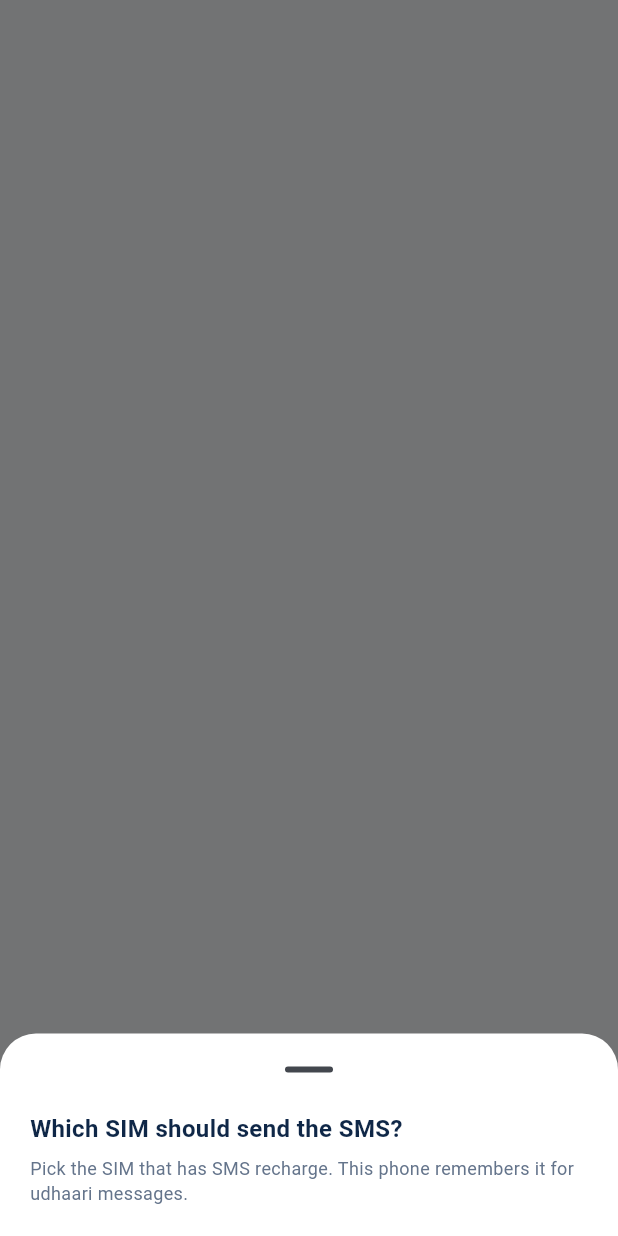
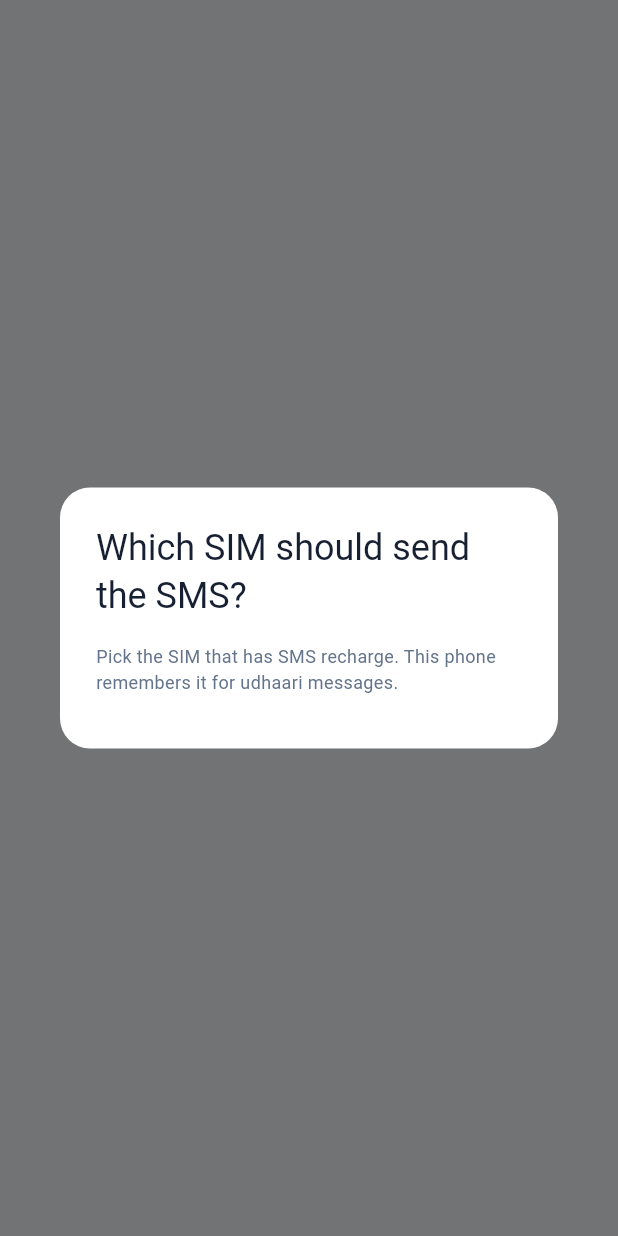
Before and after one commit to Shubh1619/MiDukandar, a Flutter app: what showSimPicker() shows on an empty page, opened directly with empty values, on a phone screen of 412 x 824 dp. Run offline on Flutter 3.47's test engine with Material 3 defaults, Android fonts, the phone set to English and light mode, and no system bars; our stand-ins replace flutter_contacts, flutter_secure_storage, google_mobile_ads, permission_handler, shared_preferences; accounts and stored records are empty; network calls fail.

Commit message:
Add Settings SMS SIM picker and remove startup SIM prompt

```diff
--- a/app/lib/l10n/app_en.arb
+++ b/app/lib/l10n/app_en.arb
@@ -821,6 +821,11 @@
   "smsDeviceNote": "Opens your phone's SMS app with the message ready. You tap Send, and it goes from your SIM. Entries made on another device or on the web are not texted.",
   "smsChooseSimTitle": "Which SIM should send the SMS?",
   "smsChooseSimBody": "Pick the SIM that has SMS recharge. This phone remembers it for udhaari messages.",
+  "smsSimSettingTitle": "SMS SIM",
+  "smsSimSettingSubtitle": "Choose which SIM sends Udhaari messages from this phone.",
+  "smsSimSaved": "SMS SIM updated",
+  "smsSimUnavailable": "No active SIM found on this phone",
+  "smsSimPermissionDenied": "Allow SMS and phone permissions to choose a SIM",
   "smsSimSlot": "SIM {slot}",
   "@smsSimSlot": {
     "placeholders": {
--- a/app/lib/l10n/app_hi.arb
+++ b/app/lib/l10n/app_hi.arb
@@ -801,6 +801,11 @@
   "smsDeviceNote": "आपके फ़ोन के SMS ऐप में संदेश तैयार होकर खुलता है। आप Send दबाते हैं और संदेश आपके SIM से जाता है। दूसरे डिवाइस या वेब पर बनी एंट्री का SMS नहीं जाता।",
   "smsChooseSimTitle": "एसएमएस किस सिम से भेजें?",
   "smsChooseSimBody": "वह सिम चुनें जिसमें एसएमएस रिचार्ज है। यह फ़ोन उधारी संदेशों के लिए इसे याद रखेगा।",
+  "smsSimSettingTitle": "SMS सिम",
+  "smsSimSettingSubtitle": "इस फ़ोन से उधारी संदेश भेजने के लिए सिम चुनें।",
+  "smsSimSaved": "SMS सिम अपडेट हो गया",
+  "smsSimUnavailable": "इस फ़ोन में कोई सक्रिय सिम नहीं मिला",
+  "smsSimPermissionDenied": "सिम चुनने के लिए SMS और फ़ोन अनुमतियाँ दें",
   "smsSimSlot": "सिम {slot}",
   "smsRecentTitle": "हाल के संदेश",
   "smsEmpty": "अभी तक कोई एसएमएस नहीं भेजा गया",
--- a/app/lib/l10n/app_mr.arb
+++ b/app/lib/l10n/app_mr.arb
@@ -801,6 +801,11 @@
   "smsDeviceNote": "तुमच्या फोनच्या SMS ॲपमध्ये संदेश तयार होऊन उघडतो. तुम्ही Send दाबता आणि संदेश तुमच्या SIM वरून जातो. दुसऱ्या डिव्हाइसवर किंवा वेबवर तयार झालेल्या नोंदीचा SMS जात नाही.",
   "smsChooseSimTitle": "एसएमएस कोणत्या सिमवरून पाठवायचा?",
   "smsChooseSimBody": "ज्या सिममध्ये एसएमएस रिचार्ज आहे ती निवडा. हा फोन उधारी संदेशांसाठी ती लक्षात ठेवेल.",
+  "smsSimSettingTitle": "SMS सिम",
+  "smsSimSettingSubtitle": "या फोनवरून उधारी संदेश पाठवण्यासाठी सिम निवडा.",
+  "smsSimSaved": "SMS सिम अपडेट केले",
+  "smsSimUnavailable": "या फोनमध्ये कोणतीही सक्रिय सिम आढळली नाही",
+  "smsSimPermissionDenied": "सिम निवडण्यासाठी SMS आणि फोन परवानगी द्या",
   "smsSimSlot": "सिम {slot}",
   "smsRecentTitle": "अलीकडील संदेश",
   "smsEmpty": "अजून कोणताही एसएमएस पाठवलेला नाही",
--- a/app/lib/widgets/sim_picker.dart
+++ b/app/lib/widgets/sim_picker.dart
@@ -6,50 +6,31 @@ import '../theme/md_design.dart';
 
 /// Asks which SIM should send the udhaari SMS.
 ///
-/// Only shown when the phone reports two or more active SIMs; a single SIM is
-/// used without prompting. Returns the chosen subscription id, or null when the
-/// sheet is dismissed.
+/// Used both by the Udhaari send path and by Settings → SMS SIM. Returns the
+/// chosen subscription id, or null when the dialog is dismissed. A centered
+/// dialog is used so the choice rows never sit under the app's bottom nav.
 Future<int?> showSimPicker(BuildContext context, List<DeviceSim> sims) {
-  return showModalBottomSheet<int>(
+  return showDialog<int>(
     context: context,
-    showDragHandle: true,
-    builder: (sheetContext) {
-      final l = AppLocalizations.of(sheetContext)!;
-      return SafeArea(
-        child: Column(
+    builder: (dialogContext) {
+      final l = AppLocalizations.of(dialogContext)!;
+      return AlertDialog(
+        title: Text(l.smsChooseSimTitle),
+        content: Column(
           mainAxisSize: MainAxisSize.min,
           crossAxisAlignment: CrossAxisAlignment.start,
           children: [
-            Padding(
-              padding: const EdgeInsets.fromLTRB(20, 4, 20, 6),
-              child: Text(
-                l.smsChooseSimTitle,
-                style: const TextStyle(
-                  fontSize: 16,
-                  fontWeight: FontWeight.w700,
-                  color: MdColors.navy900,
-                ),
-              ),
-            ),
-            Padding(
-              padding: const EdgeInsets.fromLTRB(20, 0, 20, 12),
-              child: Text(
+            Text(
               l.smsChooseSimBody,
               style: const TextStyle(
                 fontSize: 12,
                 color: MdColors.mutedForeground,
               ),
             ),
-            ),
-            Flexible(
-              child: ListView.separated(
-                shrinkWrap: true,
-                itemCount: sims.length,
-                separatorBuilder: (_, _) =>
-                    const Divider(height: 1, indent: 20, endIndent: 20),
-                itemBuilder: (_, i) {
-                  final sim = sims[i];
-                  return ListTile(
+            const SizedBox(height: 12),
+            for (final sim in sims)
+              ListTile(
+                contentPadding: EdgeInsets.zero,
                 leading: Container(
                   width: 34,
                   height: 34,
@@ -69,12 +50,8 @@ Future<int?> showSimPicker(BuildContext context, List<DeviceSim> sims) {
                 ),
                 subtitle: Text(l.smsSimSlot(sim.slotNumber)),
                 trailing: const Icon(Icons.chevron_right),
-                    onTap: () => Navigator.pop(sheetContext, sim.subscriptionId),
-                  );
-                },
+                onTap: () => Navigator.pop(dialogContext, sim.subscriptionId),
               ),
-            ),
-            const SizedBox(height: 8),
           ],
         ),
       );
```
Also changed, not shown: app/lib/main.dart (+1 -75 lines), app/lib/screens/settings_screen.dart (+41 -0 lines), app/lib/l10n/generated/app_localizations.dart, app/lib/l10n/generated/app_localizations_en.dart, app/lib/l10n/generated/app_localizations_hi.dart, app/lib/l10n/generated/app_localizations_mr.dart. Lines whose indentation alone changed are shown as unchanged.
